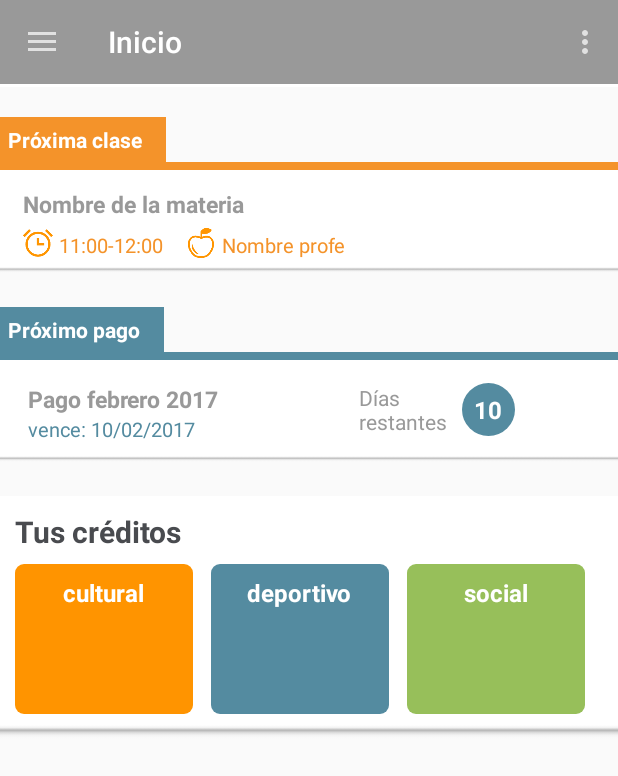
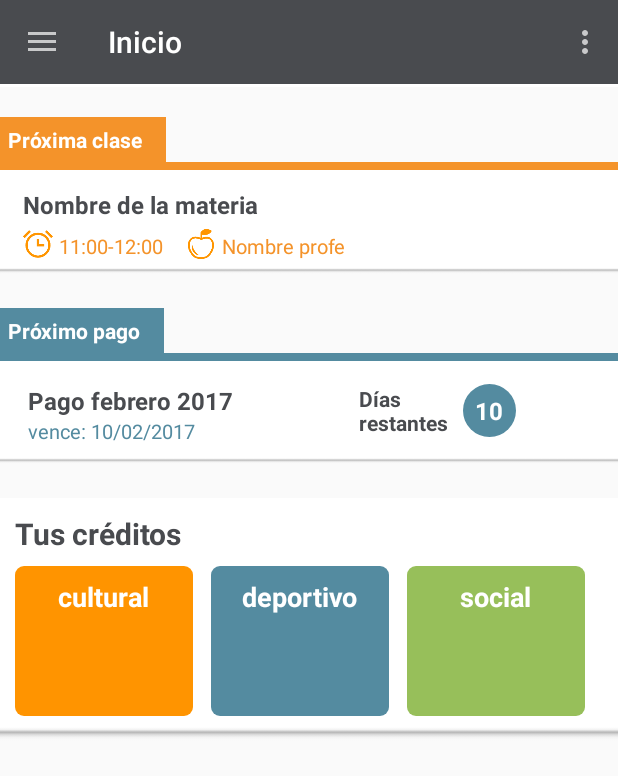
Before and after one commit to eaguilera23/miSalleAndroid, an Android app: the screen it shows after launch once a user with an empty profile is signed in (MainActivity), on a phone screen of 412 x 824 dp. Shown: the top 776 px of the screen. Run offline under Robolectric (Android 15) with nearby library versions, the phone set to English and light mode, and no system bars; our stand-ins replace CircleImageView, Firebase (no records; nobody signed in at launch, a user with empty details on screens opened directly), Picasso; pictures from the network do not load; 22 statements that could not run were skipped.

Commit message:
Change color theme

```diff
--- a/app/src/main/res/layout/app_bar_content_main.xml
+++ b/app/src/main/res/layout/app_bar_content_main.xml
@@ -12,7 +12,7 @@
         android:id="@+id/nav_bar"
         android:layout_width="match_parent"
         android:layout_height="wrap_content"
-        android:background="@color/colorPrimary"
+        android:background="@color/colorPrimaryDark"
         android:theme="@style/Base.ThemeOverlay.AppCompat.Dark">
 
     </android.support.v7.widget.Toolbar>
--- a/app/src/main/res/layout/fragment_home.xml
+++ b/app/src/main/res/layout/fragment_home.xml
@@ -40,8 +40,8 @@
                 android:layout_width="wrap_content"
                 android:layout_height="wrap_content"
                 android:text="Nombre de la materia"
-                android:textColor="@color/colorPrimary"
-                android:textSize="15dp"
+                android:textColor="@color/colorPrimaryDark"
+                android:textSize="16dp"
                 android:textStyle="bold" />
             <LinearLayout
                 android:layout_width="match_parent"
@@ -121,8 +121,8 @@
                     android:layout_width="wrap_content"
                     android:layout_height="match_parent"
                     android:text="Pago febrero 2017"
-                    android:textColor="@color/colorPrimary"
-                    android:textSize="15dp"
+                    android:textColor="@color/colorPrimaryDark"
+                    android:textSize="16dp"
                     android:textStyle="bold" />
                 <TextView
                     android:id="@+id/txv_due_date_date_home"
@@ -143,8 +143,9 @@
                     android:layout_height="match_parent"
                     android:layout_marginLeft="30dp"
                     android:text="@string/remaining_days"
-                    android:textColor="@color/colorPrimary"
-                    android:textSize="14dp"/>
+                    android:textColor="@color/colorPrimaryDark"
+                    android:textSize="14dp"
+                    android:textStyle="bold" />
                 <TextView
                     android:id="@+id/txv_remaining_days_home"
                     android:layout_width="35dp"
@@ -207,7 +208,7 @@
                     android:layout_marginTop="8dp"
                     android:text="@string/cultural"
                     android:textColor="@color/colorWhite"
-                    android:textSize="16dp"
+                    android:textSize="18dp"
                     android:textStyle="bold" />
                 <TextView
                     android:id="@+id/txv_creditos_cultural_home"
@@ -233,7 +234,7 @@
                     android:layout_marginTop="8dp"
                     android:text="@string/deportivo"
                     android:textColor="@color/colorWhite"
-                    android:textSize="16dp"
+                    android:textSize="18dp"
                     android:textStyle="bold" />
                 <TextView
                     android:id="@+id/txv_creditos_deportivo_home"
@@ -259,7 +260,7 @@
                     android:layout_marginTop="8dp"
                     android:text="@string/social"
                     android:textColor="@color/colorWhite"
-                    android:textSize="16dp"
+                    android:textSize="18dp"
                     android:textStyle="bold" />
                 <TextView
                     android:id="@+id/txv_creditos_social_home"
```
